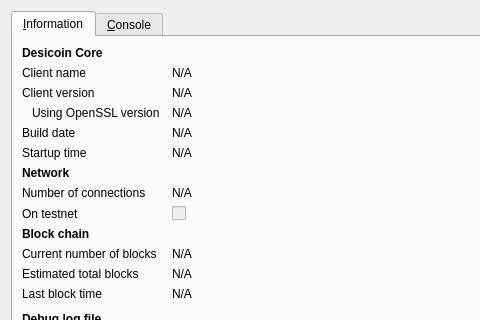
The window that src/qt/forms/rpcconsole.ui (saffroncoin/saffroncoin) describes before a commit, drawn with Qt 5; both pictures show x 0 to 480 and y 0 to 320 of the 740 by 450 pixel window.
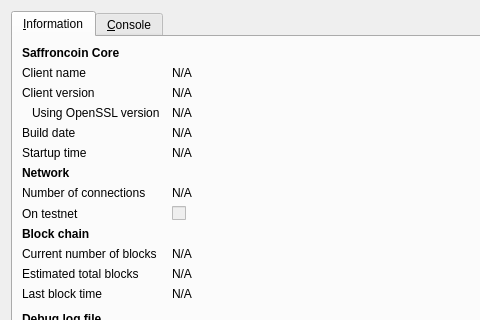
The same window after the commit. Icons and pictures are not drawn.

What changed in the file:
```diff
--- a/src/qt/forms/rpcconsole.ui
+++ b/src/qt/forms/rpcconsole.ui
@@ -36,7 +36,7 @@
           </font>
          </property>
          <property name="text">
-          <string>Desicoin Core</string>
+          <string>Saffroncoin Core</string>
          </property>
         </widget>
        </item>
```
Left out of the diff: 6 changed lines with no effect on the pictures.
